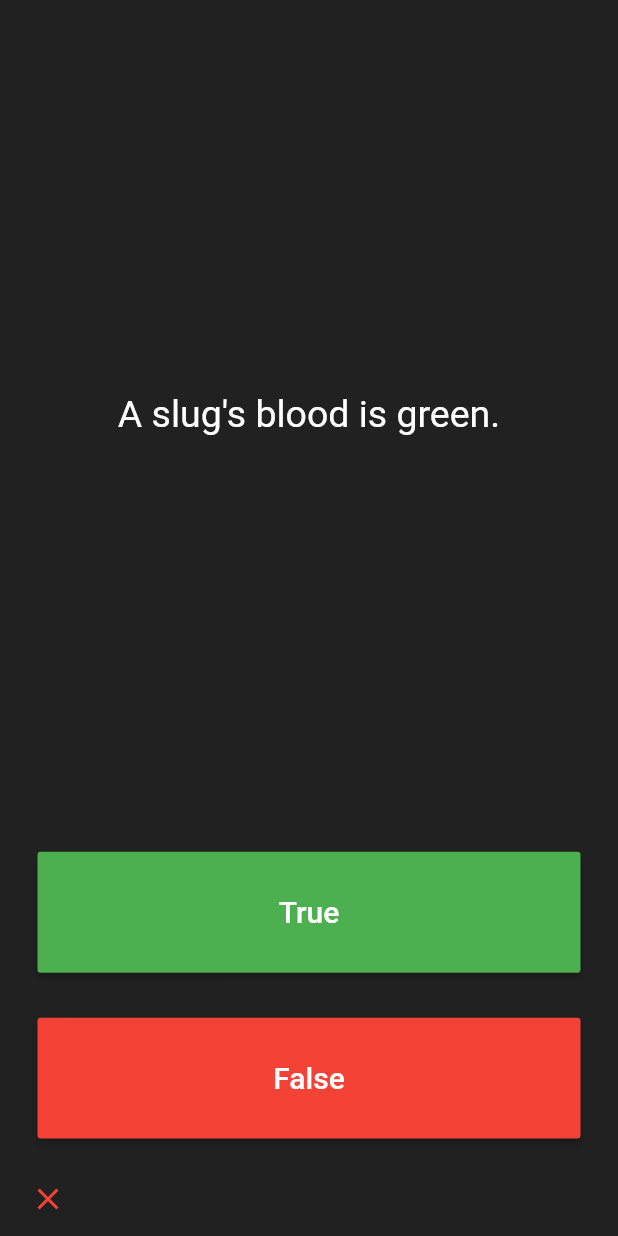
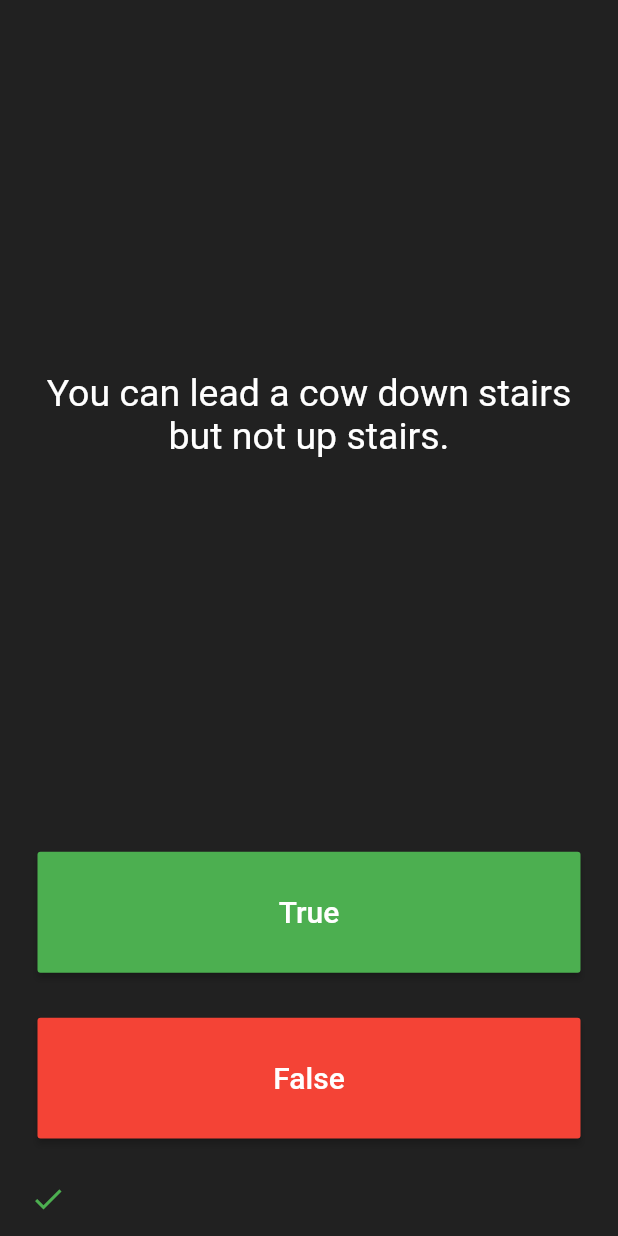
Before and after one commit to matatoMatata94/quizzler, a Flutter app: the screen it shows after launch, after a tap on "True", on a phone screen of 412 x 824 dp. Run offline on Flutter 3.47's test engine with Material 2 defaults, Android fonts, the phone set to English and light mode, and no system bars.

Commit message:
Encupsoliated the questions
Created Quizbrain(), getQuestionText(), getQuestionAnswer() and getQuestionBankLength().

```diff
--- a/lib/main.dart
+++ b/lib/main.dart
@@ -1,7 +1,10 @@
 import 'package:flutter/material.dart';
-import 'package:quizzler/question.dart';
+
+import 'quiz_brain.dart';
 
 void main() => runApp(const Quizzler());
+
+QuizBrain questionBank = QuizBrain();
 
 class Quizzler extends StatelessWidget {
   const Quizzler({super.key});
@@ -30,23 +33,15 @@ class QuizPage extends StatefulWidget {
 }
 
 class _QuizPageState extends State<QuizPage> {
-  int questionCounter = 0;
-
-  final List<Question> questions = [
-    Question(q: 'You can lead a cow down stairs but not up stairs.', a: false),
-    Question(q: 'A slug\'s blood is green.', a: true),
-    Question(
-        q: 'Approximately one quarter of human bones are in the feet.',
-        a: false),
-  ];
+  int questionNumber = 0;
 
   List<Icon> answers = [];
 
   Icon right = const Icon(Icons.check, color: Colors.green);
   Icon wrong = const Icon(Icons.close, color: Colors.red);
 
-  void checkAnswer(Question question, bool userAnswer) {
-    if (question.questionAnswer == userAnswer) {
+  void checkAnswer(int questionNumber, bool userAnswer) {
+    if (questionBank.getQuestionAnswer(questionNumber) == userAnswer) {
       answers.add(right);
     } else {
       answers.add(wrong);
@@ -55,13 +50,14 @@ class _QuizPageState extends State<QuizPage> {
 
   void setQuestionCounter() {
     setState(() {
-      if (questionCounter < questions.length - 1) {
+      if (questionNumber < questionBank.getQuestionBankLength() - 1) {
         setState(() {
-          questionCounter++;
+          questionNumber++;
         });
       } else {
         setState(() {
-          questionCounter = 0;
+          questionNumber = 0;
+          answers.clear();
         });
       }
     });
@@ -80,7 +76,7 @@ class _QuizPageState extends State<QuizPage> {
               padding: const EdgeInsets.all(10.0),
               child: Center(
                 child: Text(
-                  questions[questionCounter].questionText,
+                  questionBank.getQuestionText(questionNumber),
                   textAlign: TextAlign.center,
                   style: const TextStyle(
                     fontSize: 25.0,
@@ -104,7 +100,7 @@ class _QuizPageState extends State<QuizPage> {
                   ),
                 ),
                 onPressed: () {
-                  checkAnswer(questions[questionCounter], true);
+                  checkAnswer(questionNumber, true);
                   setQuestionCounter();
                 },
               ),
@@ -123,7 +119,7 @@ class _QuizPageState extends State<QuizPage> {
                   ),
                 ),
                 onPressed: () {
-                  checkAnswer(questions[questionCounter], false);
+                  checkAnswer(questionNumber, false);
                   setQuestionCounter();
                 },
               ),
--- a/lib/question.dart
+++ b/lib/question.dart
@@ -2,7 +2,7 @@ class Question {
   String questionText = '';
   bool questionAnswer = true;
 
-  Question({required String q, required bool a}) {
+  Question(String q, bool a) {
     questionText = q;
     questionAnswer = a;
   }
--- /dev/null
+++ b/lib/quiz_brain.dart
@@ -0,0 +1,43 @@
+import 'question.dart';
+
+class QuizBrain {
+  final List<Question> _questions = [
+    Question('Some cats are actually allergic to humans', true),
+    Question('You can lead a cow down stairs but not up stairs.', false),
+    Question('Approximately one quarter of human bones are in the feet.', true),
+    Question('A slug\'s blood is green.', true),
+    Question('Buzz Aldrin\'s mother\'s maiden name was \"Moon\".', true),
+    Question('It is illegal to pee in the Ocean in Portugal.', true),
+    Question(
+        'No piece of square dry paper can be folded in half more than 7 times.',
+        false),
+    Question(
+        'In London, UK, if you happen to die in the House of Parliament, you are technically entitled to a state funeral, because the building is considered too sacred a place.',
+        true),
+    Question(
+        'The loudest sound produced by any animal is 188 decibels. That animal is the African Elephant.',
+        false),
+    Question(
+        'The total surface area of two human lungs is approximately 70 square metres.',
+        true),
+    Question('Google was originally called \"Backrub\".', true),
+    Question(
+        'Chocolate affects a dog\'s heart and nervous system; a few ounces are enough to kill a small dog.',
+        true),
+    Question(
+        'In West Virginia, USA, if you accidentally hit an animal with your car, you are free to take it home to eat.',
+        true),
+  ];
+
+  String getQuestionText(int questionNumber) {
+    return _questions[questionNumber].questionText;
+  }
+
+  bool getQuestionAnswer(int questionNumber) {
+    return _questions[questionNumber].questionAnswer;
+  }
+
+  int getQuestionBankLength() {
+    return _questions.length;
+  }
+}
```
